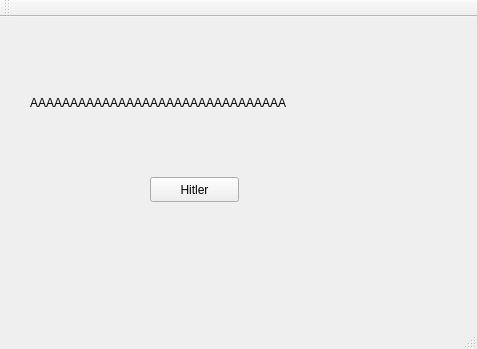
First picture: the form in MODEL/mainwindow.ui, repository VictorDutca/PAO, before the edit.
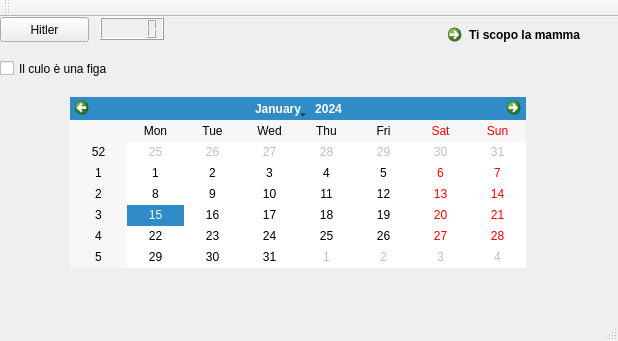
Second picture: the form after the edit.

What changed in the file:
```diff
--- a/MODEL/mainwindow.ui
+++ b/MODEL/mainwindow.ui
@@ -6,8 +6,8 @@
    <rect>
     <x>0</x>
     <y>0</y>
-    <width>477</width>
-    <height>349</height>
+    <width>618</width>
+    <height>341</height>
    </rect>
   </property>
   <property name="windowTitle">
@@ -17,8 +17,8 @@
    <widget class="QPushButton" name="pushButton">
     <property name="geometry">
      <rect>
-      <x>150</x>
-      <y>160</y>
+      <x>0</x>
+      <y>0</y>
       <width>89</width>
       <height>25</height>
      </rect>
@@ -37,7 +37,53 @@
      </rect>
     </property>
     <property name="text">
-     <string>AAAAAAAAAAAAAAAAAAAAAAAAAAAAAAAA</string>
+     <string/>
+    </property>
+   </widget>
+   <widget class="QCheckBox" name="checkBox">
+    <property name="geometry">
+     <rect>
+      <x>0</x>
+      <y>40</y>
+      <width>141</width>
+      <height>23</height>
+     </rect>
+    </property>
+    <property name="text">
+     <string>Il culo è una figa</string>
+    </property>
+   </widget>
+   <widget class="QCommandLinkButton" name="commandLinkButton">
+    <property name="geometry">
+     <rect>
+      <x>440</x>
+      <y>0</y>
+      <width>177</width>
+      <height>41</height>
+     </rect>
+    </property>
+    <property name="text">
+     <string>Ti scopo la mamma</string>
+    </property>
+   </widget>
+   <widget class="QLCDNumber" name="lcdNumber">
+    <property name="geometry">
+     <rect>
+      <x>100</x>
+      <y>0</y>
+      <width>64</width>
+      <height>23</height>
+     </rect>
+    </property>
+   </widget>
+   <widget class="QCalendarWidget" name="calendarWidget">
+    <property name="geometry">
+     <rect>
+      <x>70</x>
+      <y>80</y>
+      <width>456</width>
+      <height>171</height>
+     </rect>
     </property>
    </widget>
   </widget>
```
Left out of the diff: 2 changed lines with no effect on the pictures.
